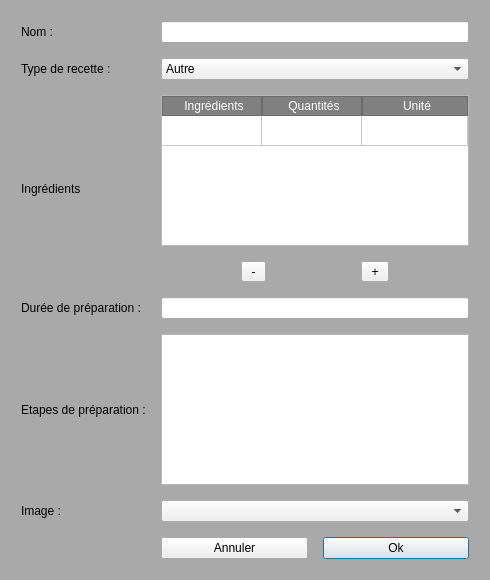
This is fenetreajoutrecette.ui in ACoupat/Refrigestion as Qt 5 draws it before an edit. The edited form follows.
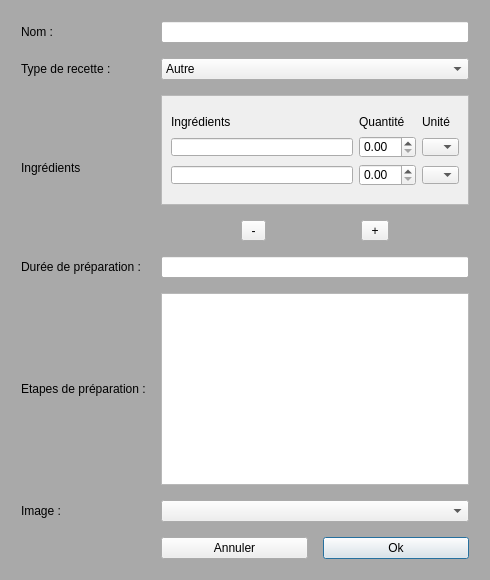
This is the edited form.

Diff of the .ui file:
```diff
--- a/fenetreajoutrecette.ui
+++ b/fenetreajoutrecette.ui
@@ -17,10 +17,15 @@
    <string notr="true">QDialog
 {
 	background-color: darkgray;
+}
+
+QWidget#scrollAreaWidgetContents_2
+{
+	padding-top : 5pxpx;
 }</string>
   </property>
   <layout class="QGridLayout" name="gridLayout_2">
-   <item row="1" column="0">
+   <item row="0" column="0">
     <layout class="QGridLayout" name="gridLayout">
      <property name="leftMargin">
       <number>10</number>
@@ -37,7 +42,169 @@
      <property name="spacing">
       <number>15</number>
      </property>
-     <item row="8" column="3">
+     <item row="2" column="3">
+      <layout class="QVBoxLayout" name="verticalLayout_5">
+       <item>
+        <widget class="QScrollArea" name="scrollIngredients">
+         <property name="styleSheet">
+          <string notr="true">padding : 0px;</string>
+         </property>
+         <property name="widgetResizable">
+          <bool>true</bool>
+         </property>
+         <widget class="QWidget" name="tableIngredients">
+          <property name="geometry">
+           <rect>
+            <x>0</x>
+            <y>0</y>
+            <width>319</width>
+            <height>124</height>
+           </rect>
+          </property>
+          <layout class="QGridLayout" name="gridLayout_4">
+           <item row="0" column="0">
+            <layout class="QGridLayout" name="grilleIngredients">
+             <item row="1" column="1">
+              <widget class="QDoubleSpinBox" name="sb_ing1"/>
+             </item>
+             <item row="1" column="2">
+              <widget class="QComboBox" name="cb_ing1">
+               <item>
+                <property name="text">
+                 <string> </string>
+                </property>
+               </item>
+               <item>
+                <property name="text">
+                 <string>mL</string>
+                </property>
+               </item>
+               <item>
+                <property name="text">
+                 <string>cL</string>
+                </property>
+               </item>
+               <item>
+                <property name="text">
+                 <string>L</string>
+                </property>
+               </item>
+               <item>
+                <property name="text">
+                 <string>g</string>
+                </property>
+               </item>
+               <item>
+                <property name="text">
+                 <string>kg</string>
+                </property>
+               </item>
+              </widget>
+             </item>
+             <item row="0" column="0">
+              <widget class="QLabel" name="label_7">
+               <property name="maximumSize">
+                <size>
+                 <width>16777215</width>
+                 <height>25</height>
+                </size>
+               </property>
+               <property name="text">
+                <string>Ingrédients</string>
+               </property>
+              </widget>
+             </item>
+             <item row="0" column="2">
+              <widget class="QLabel" name="label_9">
+               <property name="text">
+                <string>Unité</string>
+               </property>
+              </widget>
+             </item>
+             <item row="0" column="1">
+              <widget class="QLabel" name="label_8">
+               <property name="text">
+                <string>Quantité</string>
+               </property>
+              </widget>
+             </item>
+             <item row="1" column="0">
+              <widget class="QLineEdit" name="le_ing1"/>
+             </item>
+             <item row="2" column="2">
+              <widget class="QComboBox" name="cb_ing2">
+               <item>
+                <property name="text">
+                 <string> </string>
+                </property>
+               </item>
+               <item>
+                <property name="text">
+                 <string>mL</string>
+                </property>
+               </item>
+               <item>
+                <property name="text">
+                 <string>cL</string>
+                </property>
+               </item>
+               <item>
+                <property name="text">
+                 <string>L</string>
+                </property>
+               </item>
+               <item>
+                <property name="text">
+                 <string>g</string>
+                </property>
+               </item>
+               <item>
+                <property name="text">
+                 <string>kg</string>
+                </property>
+               </item>
+              </widget>
+             </item>
+             <item row="2" column="1">
+              <widget class="QDoubleSpinBox" name="sb_ing2"/>
+             </item>
+             <item row="2" column="0">
+              <widget class="QLineEdit" name="le_ing2"/>
+             </item>
+            </layout>
+           </item>
+          </layout>
+         </widget>
+        </widget>
+       </item>
+       <item>
+        <layout class="QHBoxLayout" name="horizontalLayout">
+         <item>
+          <widget class="QToolButton" name="tbRetirerIng">
+           <property name="text">
+            <string> - </string>
+           </property>
+          </widget>
+         </item>
+         <item>
+          <widget class="QToolButton" name="tbAjouterIng">
+           <property name="text">
+            <string> + </string>
+           </property>
+          </widget>
+         </item>
+        </layout>
+       </item>
+      </layout>
+     </item>
+     <item row="2" column="1">
+      <widget class="QLabel" name="label_3">
+       <property name="text">
+        <string>Ingrédients</string>
+       </property>
+      </widget>
+     </item>
+     <item row="9" column="3">
       <layout class="QHBoxLayout" name="horizontalLayout_3">
        <item>
         <widget class="QPushButton" name="cancelButton">
@@ -61,6 +228,9 @@
        </item>
       </layout>
      </item>
+     <item row="3" column="3">
+      <widget class="QLineEdit" name="le_duree"/>
+     </item>
      <item row="3" column="1">
       <widget class="QLabel" name="label_6">
        <property name="text">
@@ -75,29 +245,19 @@
        </property>
       </widget>
      </item>
-     <item row="3" column="3">
-      <widget class="QLineEdit" name="le_duree"/>
-     </item>
-     <item row="6" column="3">
+     <item row="7" column="3">
       <widget class="QComboBox" name="cb_image"/>
      </item>
-     <item row="5" column="3">
+     <item row="6" column="3">
       <widget class="QTextEdit" name="te_etapes"/>
      </item>
-     <item row="5" column="1">
+     <item row="6" column="1">
       <widget class="QLabel" name="label_4">
        <property name="text">
         <string>Etapes de préparation :</string>
        </property>
       </widget>
      </item>
-     <item row="2" column="1">
-      <widget class="QLabel" name="label_3">
-       <property name="text">
-        <string>Ingrédients</string>
-       </property>
-      </widget>
-     </item>
      <item row="0" column="3">
       <widget class="QLineEdit" name="le_nom"/>
      </item>
@@ -108,92 +268,13 @@
        </property>
       </widget>
      </item>
-     <item row="6" column="1">
+     <item row="7" column="1">
       <widget class="QLabel" name="label_5">
        <property name="text">
         <string>Image :</string>
        </property>
       </widget>
      </item>
-     <item row="2" column="3">
-      <layout class="QVBoxLayout" name="verticalLayout">
-       <item>
-        <widget class="QTableWidget" name="tableIngredients">
-         <property name="styleSheet">
-          <string notr="true">QHeaderView::section {
-    background-color:gray; /*qlineargradient(x1:0, y1:0, x2:0, y2:1,
-                                      stop:0 #616161, stop: 0.5 #505050,
-                                      stop: 0.6 #434343, stop:1 #656565);*/
-    color: white;
-    padding-left: 4px;
-    border: 1px solid #6c6c6c;
-}</string>
-         </property>
-         <property name="frameShape">
-          <enum>QFrame::StyledPanel</enum>
-         </property>
-         <property name="gridStyle">
-          <enum>Qt::SolidLine</enum>
-         </property>
-         <property name="rowCount">
-          <number>1</number>
-         </property>
-         <attribute name="horizontalHeaderCascadingSectionResizes">
-          <bool>false</bool>
-         </attribute>
-         <attribute name="horizontalHeaderShowSortIndicator" stdset="0">
-          <bool>false</bool>
-         </attribute>
-         <attribute name="horizontalHeaderStretchLastSection">
-          <bool>true</bool>
-         </attribute>
-         <attribute name="verticalHeaderVisible">
-          <bool>false</bool>
-         </attribute>
-         <attribute name="verticalHeaderShowSortIndicator" stdset="0">
-          <bool>false</bool>
-         </attribute>
-         <attribute name="verticalHeaderStretchLastSection">
-          <bool>false</bool>
-         </attribute>
-         <row/>
-         <column>
-          <property name="text">
-           <string>Ingrédients</string>
-          </property>
-         </column>
-         <column>
-          <property name="text">
-           <string>Quantités</string>
-          </property>
-         </column>
-         <column>
-          <property name="text">
-           <string>Unité</string>
-          </property>
-         </column>
-        </widget>
-       </item>
-       <item>
-        <layout class="QHBoxLayout" name="horizontalLayout">
-         <item>
-          <widget class="QToolButton" name="tbRetirerIng">
-           <property name="text">
-            <string> - </string>
-           </property>
-          </widget>
-         </item>
-         <item>
-          <widget class="QToolButton" name="tbAjouterIng">
-           <property name="text">
-            <string> + </string>
-           </property>
-          </widget>
-         </item>
-        </layout>
-       </item>
-      </layout>
-     </item>
      <item row="1" column="3">
       <widget class="QComboBox" name="cb_type">
        <item>
```
Left out of the diff: 11 changed lines with no effect on the pictures.
